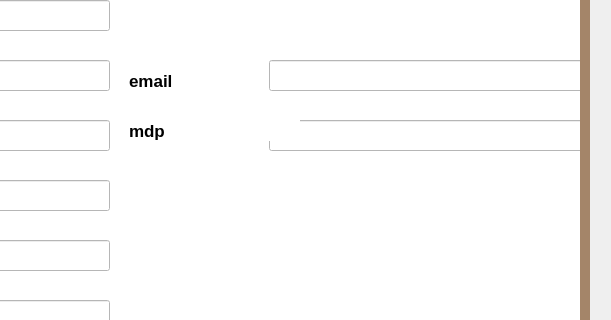
Qt form mainwindow.ui (Projet-CPP-2A6/projetQT) before a commit; both pictures show x 640 to 1251 and y 159 to 479 of the 1251 by 720 pixel window.
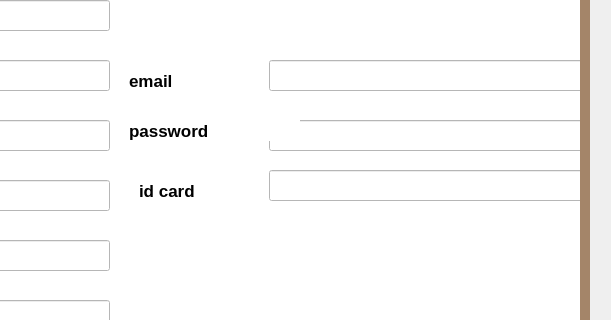
The same form after that commit. The open tabs and pages were chosen to show the change. Icons and pictures are not drawn.

The edit to the form file:
```diff
--- a/mainwindow.ui
+++ b/mainwindow.ui
@@ -8559,7 +8559,7 @@
          </font>
         </property>
         <property name="text">
-         <string>mdp</string>
+         <string>password</string>
         </property>
        </widget>
        <widget class="QLabel" name="label_41">
@@ -8718,6 +8718,36 @@
          <string>delete Employe</string>
         </property>
        </widget>
+       <widget class="QLabel" name="label_80">
+        <property name="geometry">
+         <rect>
+          <x>560</x>
+          <y>300</y>
+          <width>171</width>
+          <height>21</height>
+         </rect>
+        </property>
+        <property name="font">
+         <font>
+          <pointsize>13</pointsize>
+          <weight>75</weight>
+          <bold>true</bold>
+         </font>
+        </property>
+        <property name="text">
+         <string>id card</string>
+        </property>
+       </widget>
+       <widget class="QLineEdit" name="idcard_update">
+        <property name="geometry">
+         <rect>
+          <x>690</x>
+          <y>290</y>
+          <width>321</width>
+          <height>31</height>
+         </rect>
+        </property>
+       </widget>
        <zorder>label_44</zorder>
        <zorder>prenom_update</zorder>
        <zorder>label_34</zorder>
```
Left out of the diff: 56 changed lines with no effect on the pictures.
